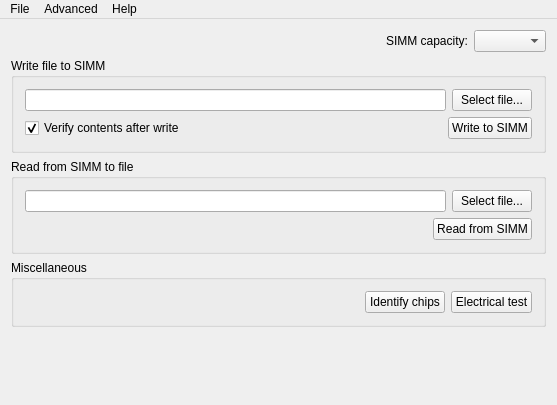
Above: mainwindow.ui from dougg3/mac-rom-simm-programmer.software before the change. Below: the same form after it.
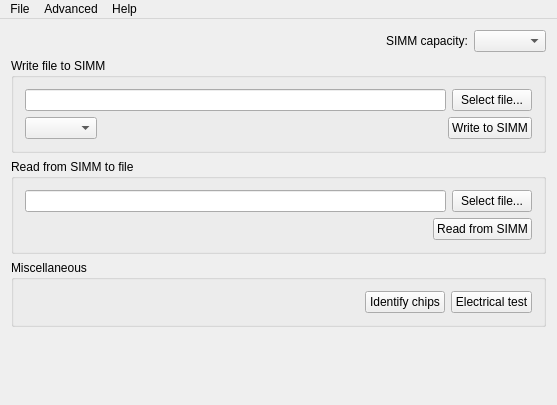
That is the form after the change.

Commit message: Refactored verification code so Programmer is in charge of it rather than MainWindow. Also, I think I have verify while writing working but I can't test it yet because I haven't implemented in in the firmware. Bumped version number up as well.

The edit to the form file:
```diff
--- a/mainwindow.ui
+++ b/mainwindow.ui
@@ -82,14 +82,7 @@
            <item>
             <layout class="QHBoxLayout" name="horizontalLayout_2">
              <item>
-              <widget class="QCheckBox" name="verifyAfterWriteBox">
-               <property name="text">
-                <string>Verify contents after write</string>
-               </property>
-               <property name="checked">
-                <bool>true</bool>
-               </property>
-              </widget>
+              <widget class="QComboBox" name="verifyBox"/>
              </item>
              <item>
               <spacer name="horizontalSpacer_2">
```
The commit also changes 5 other files.
